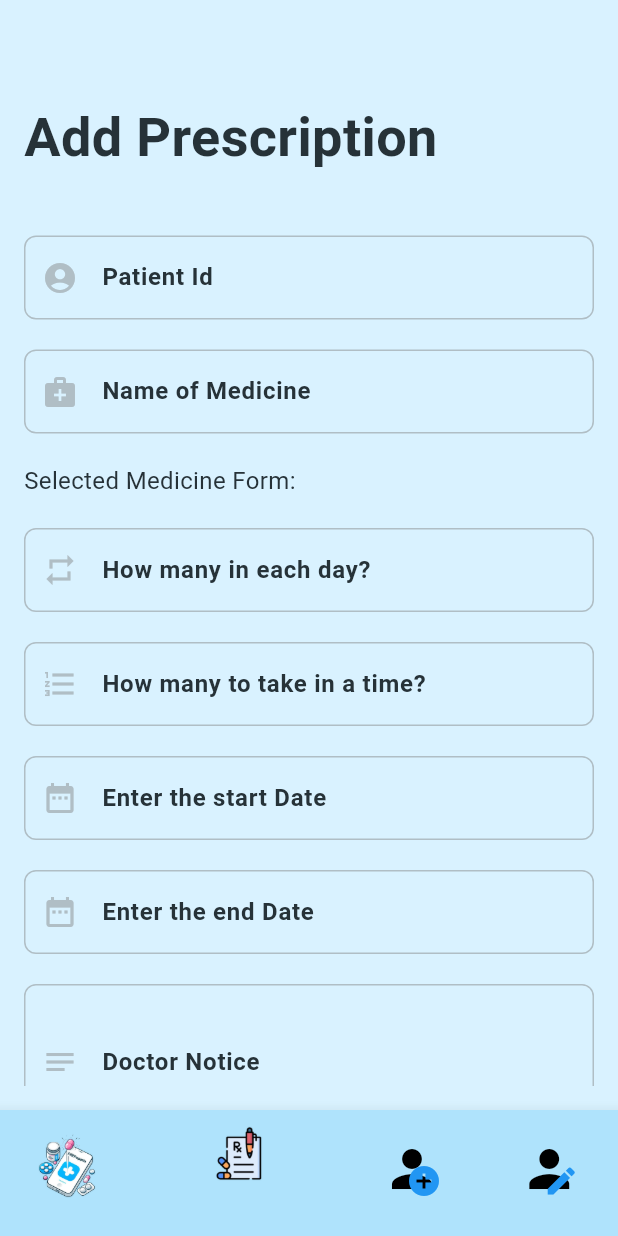
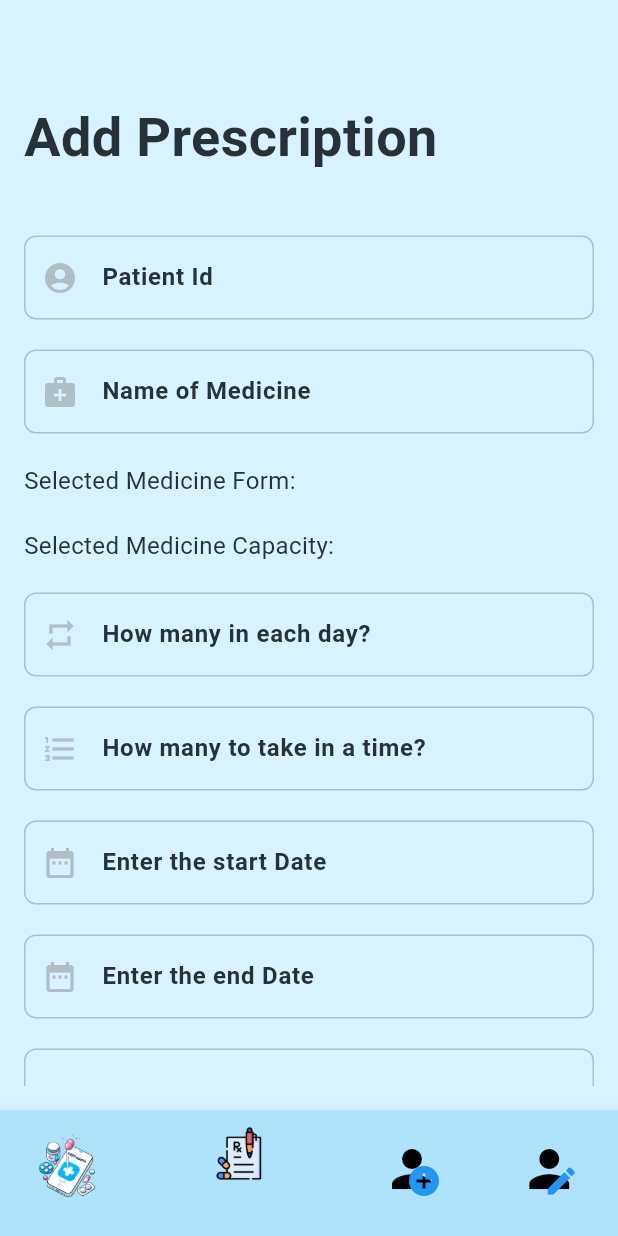
Before and after one commit to Ghaidaaazzam/finalproject, a Flutter app: the PrescriptionPage screen opened directly, on a phone screen of 412 x 824 dp. Run offline on Flutter 3.47's test engine with Material 3 defaults, Android fonts, the phone set to English and light mode, and no system bars; drawn by our look-alikes of flutter_typeahead; our stand-ins replace cloud_firestore, csv, firebase_core, flutter_local_notifications, timezone; accounts and stored records are empty.

Commit message:
medicine unitm

```diff
--- a/lib/prescription.dart
+++ b/lib/prescription.dart
@@ -23,12 +23,13 @@ class _PrescriptionPageState extends State<PrescriptionPage> {
   TextEditingController doctorNoticeController = TextEditingController();
 
   List<String> medicineNames = [];
-  Map<String, String> medicineForms = {};
-  String medicineForm = '';
+  Map<String, Map<String, String>> medicineData = {};
 
   bool _isPatientIdValid = true;
   bool _isFormValid = true;
   String _formErrorMessage = '';
+  String medicineForm = '';
+  String medicineCapacity = '';
 
   @override
   void initState() {
@@ -48,11 +49,14 @@ class _PrescriptionPageState extends State<PrescriptionPage> {
     for (var line in lines) {
       final values = line.split(',');
       if (values.isNotEmpty) {
+        print('Loaded line: $values'); // Debug print
         medicineNames
             .add(values[0]); // Assuming the first column is the medicine name
         if (values.length > 1) {
-          medicineForms[values[0]] =
-              values[1]; // Assuming the second column is the medicine form
+          medicineData[values[0]] = {
+            'form': values[1],
+            'capacity': values[3] // Assuming the fourth column is the capacity
+          };
         }
       }
     }
@@ -254,6 +258,9 @@ class _PrescriptionPageState extends State<PrescriptionPage> {
     String endDate = endDateController.text;
     String doctorNotice = doctorNoticeController.text;
 
+    String capacity = medicineData[medicineName]!['capacity']!;
+    print('Adding prescription with capacity: $capacity'); // Debug print
+
     // Add the prescription to the subcollection
     await prescriptions.add({
       'medicineName': medicineName,
@@ -262,6 +269,7 @@ class _PrescriptionPageState extends State<PrescriptionPage> {
       'startDate': startDate,
       'endDate': endDate,
       'doctorNotice': doctorNotice,
+      'capacity': capacity,
     });
 
     // Show success message
@@ -378,13 +386,21 @@ class _PrescriptionPageState extends State<PrescriptionPage> {
                   onSuggestionSelected: (suggestion) {
                     setState(() {
                       medicineNameController.text = suggestion;
-                      medicineForm = medicineForms[suggestion]!;
+                      medicineForm = medicineData[suggestion]!['form']!;
+                      medicineCapacity = medicineData[suggestion]!['capacity']!;
+                      print(
+                          'Selected medicine: $suggestion, Form: $medicineForm, Capacity: $medicineCapacity'); // Debug print
                     });
                   },
                 ),
                 SizedBox(height: 20),
                 Text(
                   'Selected Medicine Form: $medicineForm',
+                  style: TextStyle(fontSize: 16, color: Colors.blueGrey[900]),
+                ),
+                SizedBox(height: 20),
+                Text(
+                  'Selected Medicine Capacity: $medicineCapacity',
                   style: TextStyle(fontSize: 16, color: Colors.blueGrey[900]),
                 ),
                 SizedBox(height: 20),
```
